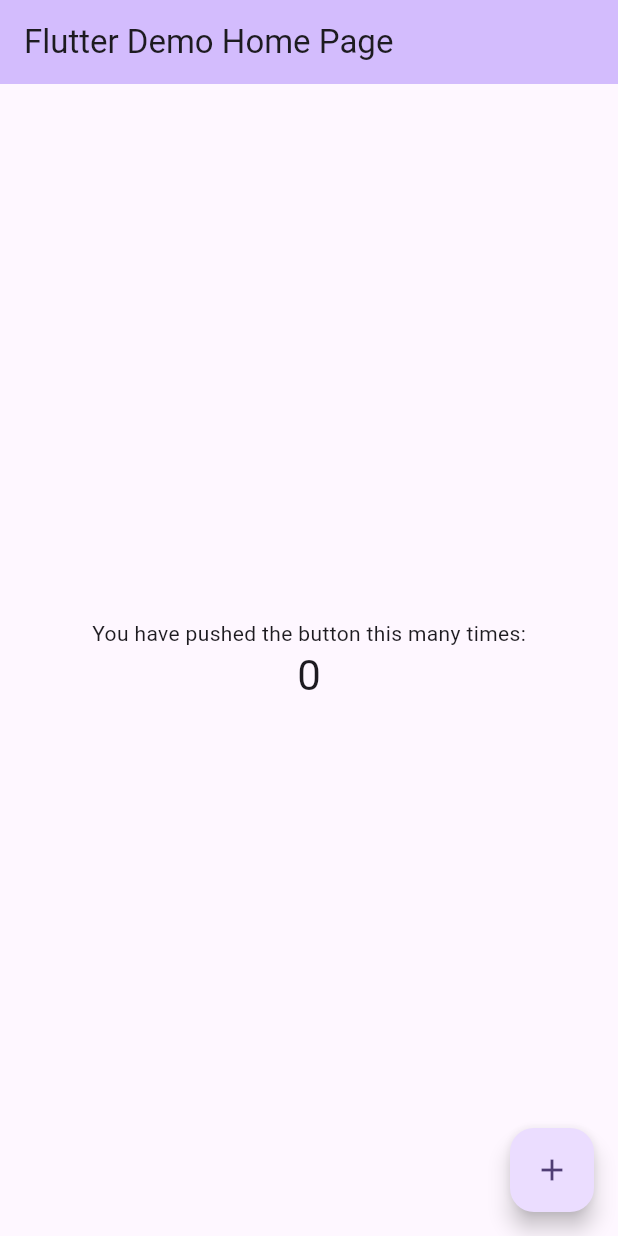
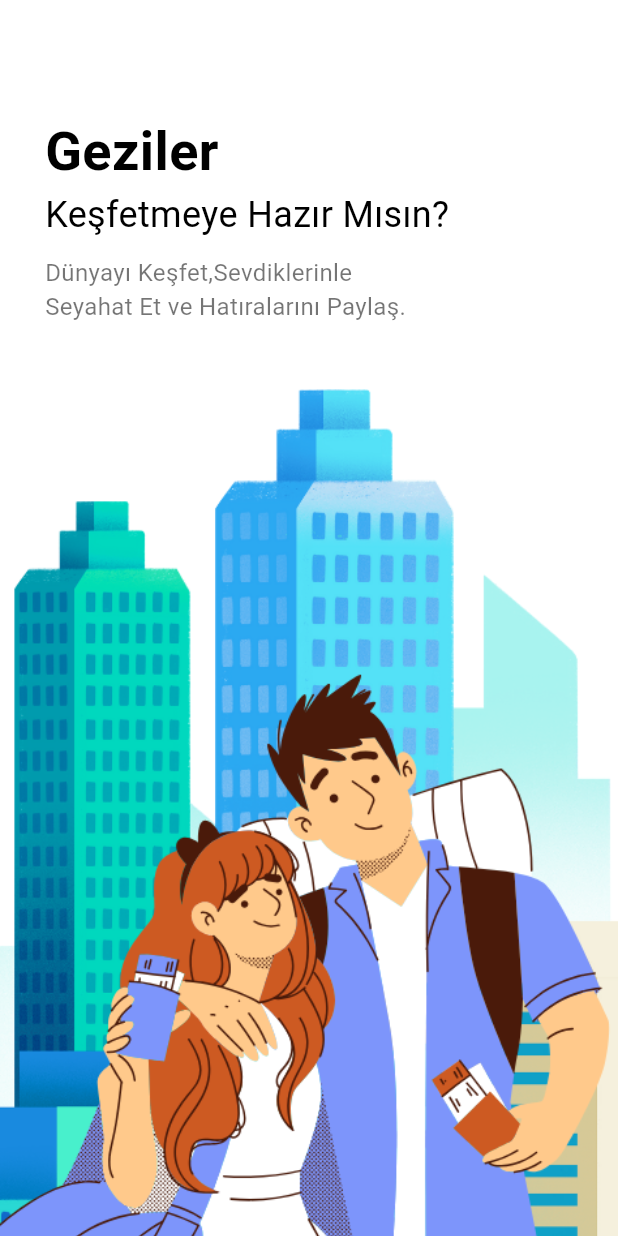
Before and after one commit to MehmetKagan/OUA-App, a Flutter app: the screen it shows after launch, on a phone screen of 412 x 824 dp. Run offline on Flutter 3.47's test engine with Material 3 defaults, Android fonts, the phone set to English and light mode, and no system bars.

Commit message:
Add page pictures, create slider

```diff
--- a/lib/main.dart
+++ b/lib/main.dart
@@ -1,4 +1,5 @@
 import 'package:flutter/material.dart';
+import 'package:oua_app/pages/welcome_page.dart';
 
 void main() {
   runApp(const MyApp());
@@ -31,95 +32,7 @@ class MyApp extends StatelessWidget {
         colorScheme: ColorScheme.fromSeed(seedColor: Colors.deepPurple),
         useMaterial3: true,
       ),
-      home: const MyHomePage(title: 'Flutter Demo Home Page'),
+      home: WelcomePage()
     );
   }
 }
-
-class MyHomePage extends StatefulWidget {
-  const MyHomePage({super.key, required this.title});
-
-  // This widget is the home page of your application. It is stateful, meaning
-  // that it has a State object (defined below) that contains fields that affect
-  // how it looks.
-
-  // This class is the configuration for the state. It holds the values (in this
-  // case the title) provided by the parent (in this case the App widget) and
-  // used by the build method of the State. Fields in a Widget subclass are
-  // always marked "final".
-
-  final String title;
-
-  @override
-  State<MyHomePage> createState() => _MyHomePageState();
-}
-
-class _MyHomePageState extends State<MyHomePage> {
-  int _counter = 0;
-
-  void _incrementCounter() {
-    setState(() {
-      // This call to setState tells the Flutter framework that something has
-      // changed in this State, which causes it to rerun the build method below
-      // so that the display can reflect the updated values. If we changed
-      // _counter without calling setState(), then the build method would not be
-      // called again, and so nothing would appear to happen.
-      _counter++;
-    });
-  }
-
-  @override
-  Widget build(BuildContext context) {
-    // This method is rerun every time setState is called, for instance as done
-    // by the _incrementCounter method above.
-    //
-    // The Flutter framework has been optimized to make rerunning build methods
-    // fast, so that you can just rebuild anything that needs updating rather
-    // than having to individually change instances of widgets.
-    return Scaffold(
-      appBar: AppBar(
-        // TRY THIS: Try changing the color here to a specific color (to
-        // Colors.amber, perhaps?) and trigger a hot reload to see the AppBar
-        // change color while the other colors stay the same.
-        backgroundColor: Theme.of(context).colorScheme.inversePrimary,
-        // Here we take the value from the MyHomePage object that was created by
-        // the App.build method, and use it to set our appbar title.
-        title: Text(widget.title),
-      ),
-      body: Center(
-        // Center is a layout widget. It takes a single child and positions it
-        // in the middle of the parent.
-        child: Column(
-          // Column is also a layout widget. It takes a list of children and
-          // arranges them vertically. By default, it sizes itself to fit its
-          // children horizontally, and tries to be as tall as its parent.
-          //
-          // Column has various properties to control how it sizes itself and
-          // how it positions its children. Here we use mainAxisAlignment to
-          // center the children vertically; the main axis here is the vertical
-          // axis because Columns are vertical (the cross axis would be
-          // horizontal).
-          //
-          // TRY THIS: Invoke "debug painting" (choose the "Toggle Debug Paint"
-          // action in the IDE, or press "p" in the console), to see the
-          // wireframe for each widget.
-          mainAxisAlignment: MainAxisAlignment.center,
-          children: <Widget>[
-            const Text(
-              'You have pushed the button this many times:',
-            ),
-            Text(
-              '$_counter',
-              style: Theme.of(context).textTheme.headlineMedium,
-            ),
-          ],
-        ),
-      ),
-      floatingActionButton: FloatingActionButton(
-        onPressed: _incrementCounter,
-        tooltip: 'Increment',
-        child: const Icon(Icons.add),
-      ), // This trailing comma makes auto-formatting nicer for build methods.
-    );
-  }
-}
--- /dev/null
+++ b/lib/pages/welcome_page.dart
@@ -0,0 +1,63 @@
+import 'package:flutter/material.dart';
+import 'package:oua_app/widgets/app_large_text.dart';
+import 'package:oua_app/widgets/app_text.dart';
+
+class WelcomePage extends StatefulWidget {
+  const WelcomePage({super.key});
+
+  @override
+  State<WelcomePage> createState() => _WelcomePageState();
+}
+
+class _WelcomePageState extends State<WelcomePage> {
+  List images = [
+    "first_page.png",
+    "second_page.png",
+    "third_page.png"
+  ];
+  @override
+  Widget build(BuildContext context) {
+    return Scaffold(
+      body: PageView.builder(
+          scrollDirection: Axis.vertical,
+          itemCount: images.length,
+          itemBuilder: (_, index) {
+            return Container(
+              width: double.maxFinite,
+              height: double.maxFinite,
+              decoration: BoxDecoration(
+                image: DecorationImage (
+                  image: AssetImage (
+                    "img/"+images[index]
+                  ),
+                  fit: BoxFit.cover
+                )
+              ),
+              child: Container(
+                margin: const EdgeInsets.only(top:75, left:30, right: 20),
+                child: Row (
+                  children: [
+                    Column(
+                      crossAxisAlignment: CrossAxisAlignment.start,
+                      children: [
+                        AppLargeText(text: "Geziler"),
+                        AppText(text: "Keşfetmeye Hazır Mısın?"),
+                        SizedBox(height: 10,),
+                        Container(
+                          width: 250,
+                          child: AppText(
+                            text:"Dünyayı Keşfet,Sevdiklerinle Seyahat Et ve Hatıralarını Paylaş.", size: 16,
+                            color: Colors.black54
+                          ),
+                        )
+                      ],
+                    )
+                  ],
+                )
+              ),
+            );
+      }
+      )
+    );
+  }
+}
--- /dev/null
+++ b/lib/widgets/app_large_text.dart
@@ -0,0 +1,22 @@
+import 'package:flutter/cupertino.dart';
+import 'package:flutter/material.dart';
+
+class AppLargeText extends StatelessWidget {
+  double size;
+  final String text;
+  final Color color;
+  AppLargeText({super.key, this.size=36, required this.text, this.color= Colors.black});
+
+  @override
+  Widget build(BuildContext context) {
+    return Text(
+      text,
+      style: TextStyle(
+        color:color,
+        fontSize: size,
+        fontWeight: FontWeight.bold,
+        fontFamily: 'Roboto'
+      )
+    );
+  }
+}
--- /dev/null
+++ b/lib/widgets/app_text.dart
@@ -0,0 +1,21 @@
+import 'package:flutter/cupertino.dart';
+import 'package:flutter/material.dart';
+
+class AppText extends StatelessWidget {
+  double size;
+  final String text;
+  final Color color;
+  AppText({super.key, this.size=24, required this.text, this.color= Colors.black});
+
+  @override
+  Widget build(BuildContext context) {
+    return Text(
+        text,
+        style: TextStyle(
+            color:color,
+            fontSize: size,
+            fontFamily: 'Roboto'
+        )
+    );
+  }
+}
--- a/pubspec.yaml
+++ b/pubspec.yaml
@@ -57,7 +57,10 @@ flutter:
   # included with your application, so that you can use the icons in
   # the material Icons class.
   uses-material-design: true
-
+  assets:
+    - img/first_page.png
+    - img/second_page.png
+    - img/third_page.png
   # To add assets to your application, add an assets section, like this:
   # assets:
   #   - images/a_dot_burr.jpeg
```
Also changed, not shown: img/first_page.png (added), img/second_page.png (added), img/third_page.png (added).
